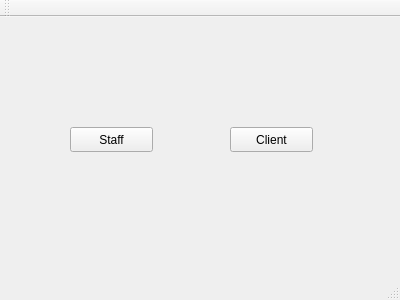
This is mainwindow.ui in maliklewis/comp3004 as Qt 5 draws it before an edit. The edited form follows.
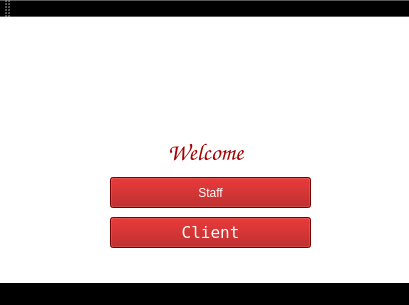
This is the edited form. Icons and pictures are not drawn.

The edit to the form file:
```diff
--- a/mainwindow.ui
+++ b/mainwindow.ui
@@ -6,23 +6,56 @@
    <rect>
     <x>0</x>
     <y>0</y>
-    <width>400</width>
-    <height>300</height>
+    <width>409</width>
+    <height>305</height>
    </rect>
   </property>
+  <property name="maximumSize">
+   <size>
+    <width>409</width>
+    <height>16777215</height>
+   </size>
+  </property>
+  <property name="font">
+   <font>
+    <family>DejaVu Sans</family>
+    <pointsize>12</pointsize>
+    <weight>75</weight>
+    <bold>true</bold>
+   </font>
+  </property>
   <property name="windowTitle">
    <string>cuACS</string>
   </property>
+  <property name="styleSheet">
+   <string notr="true">background-color: rgb(0, 0, 0);</string>
+  </property>
+  <property name="tabShape">
+   <enum>QTabWidget::Rounded</enum>
+  </property>
   <widget class="QWidget" name="centralWidget">
+   <property name="styleSheet">
+    <string notr="true">background-color: rgb(255,255,255);
+</string>
+   </property>
    <widget class="QPushButton" name="staffButton">
     <property name="geometry">
      <rect>
-      <x>70</x>
-      <y>110</y>
-      <width>83</width>
-      <height>25</height>
+      <x>110</x>
+      <y>160</y>
+      <width>201</width>
+      <height>31</height>
      </rect>
     </property>
+    <property name="styleSheet">
+     <string notr="true">font: 75 12pt &quot;DejaVu Sans Mono&quot;;
+color: rgb(255, 255, 255);
+selection-background-color: rgb(115, 210, 22);
+background-color: rgb(164, 0, 0);
+gridline-color: rgb(255, 255, 255);
+border-color: rgb(255, 255, 255);
+selection-color: rgb(239, 41, 41);</string>
+    </property>
     <property name="text">
      <string>Staff</string>
     </property>
@@ -30,16 +63,90 @@
    <widget class="QPushButton" name="clientButton">
     <property name="geometry">
      <rect>
-      <x>230</x>
-      <y>110</y>
-      <width>83</width>
-      <height>25</height>
+      <x>110</x>
+      <y>200</y>
+      <width>201</width>
+      <height>31</height>
      </rect>
     </property>
+    <property name="font">
+     <font>
+      <family>DejaVu Sans Mono</family>
+      <pointsize>12</pointsize>
+      <weight>9</weight>
+      <italic>false</italic>
+      <bold>false</bold>
+     </font>
+    </property>
+    <property name="autoFillBackground">
+     <bool>false</bool>
+    </property>
+    <property name="styleSheet">
+     <string notr="true">font: 75 12pt &quot;DejaVu Sans Mono&quot;;
+color: rgb(255, 255, 255);
+selection-background-color: rgb(115, 210, 22);
+background-color: rgb(164, 0, 0);
+gridline-color: rgb(255, 255, 255);
+border-color: rgb(255, 255, 255);
+selection-color: rgb(239, 41, 41);</string>
+    </property>
     <property name="text">
      <string>Client</string>
     </property>
    </widget>
+   <widget class="QLabel" name="label">
+    <property name="geometry">
+     <rect>
+      <x>130</x>
+      <y>120</y>
+      <width>151</width>
+      <height>31</height>
+     </rect>
+    </property>
+    <property name="font">
+     <font>
+      <family>URW Chancery L</family>
+      <pointsize>20</pointsize>
+      <weight>9</weight>
+      <italic>true</italic>
+      <bold>false</bold>
+     </font>
+    </property>
+    <property name="styleSheet">
+     <string notr="true">font: 75 italic 20pt &quot;URW Chancery L&quot;;</string>
+    </property>
+    <property name="frameShape">
+     <enum>QFrame::NoFrame</enum>
+    </property>
+    <property name="frameShadow">
+     <enum>QFrame::Sunken</enum>
+    </property>
+    <property name="midLineWidth">
+     <number>0</number>
+    </property>
+    <property name="text">
+     <string>&lt;html&gt;&lt;head/&gt;&lt;body&gt;&lt;p align=&quot;center&quot;&gt;&lt;span style=&quot; font-size:18pt; color:#a40000;&quot;&gt;Welcome&lt;/span&gt;&lt;/p&gt;&lt;/body&gt;&lt;/html&gt;</string>
+    </property>
+   </widget>
+   <widget class="QLabel" name="label_2">
+    <property name="geometry">
+     <rect>
+      <x>130</x>
+      <y>10</y>
+      <width>131</width>
+      <height>111</height>
+     </rect>
+    </property>
+    <property name="text">
+     <string/>
+    </property>
+    <property name="pixmap">
+     <pixmap>../../Downloads/cuacs logo (b&amp;w).png</pixmap>
+    </property>
+    <property name="scaledContents">
+     <bool>true</bool>
+    </property>
+   </widget>
   </widget>
   <widget class="QMenuBar" name="menuBar">
    <property name="geometry">
```
Left out of the diff: 2 changed lines with no effect on the pictures.
